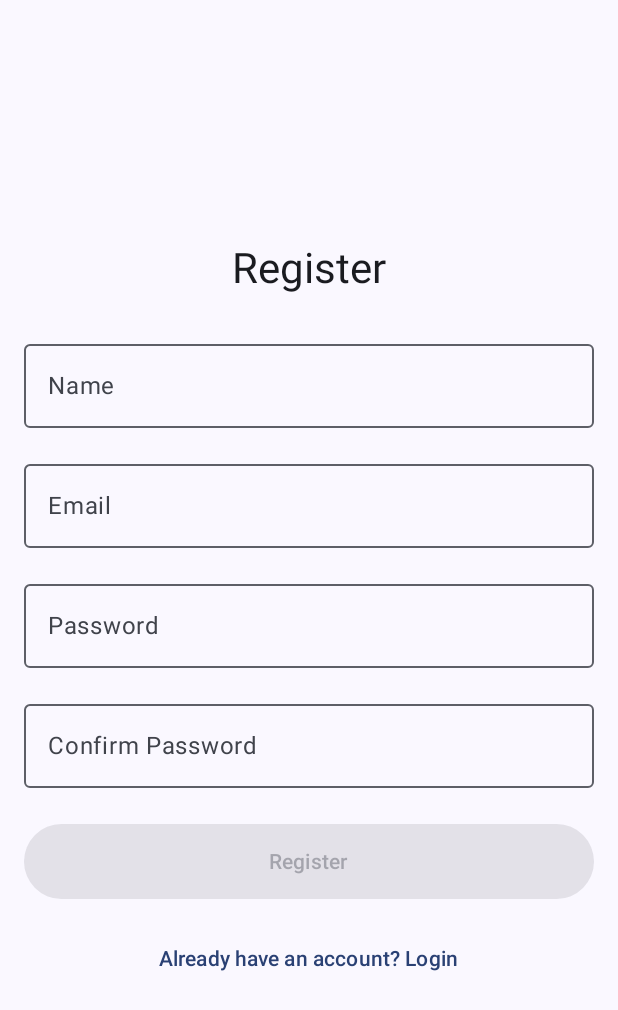
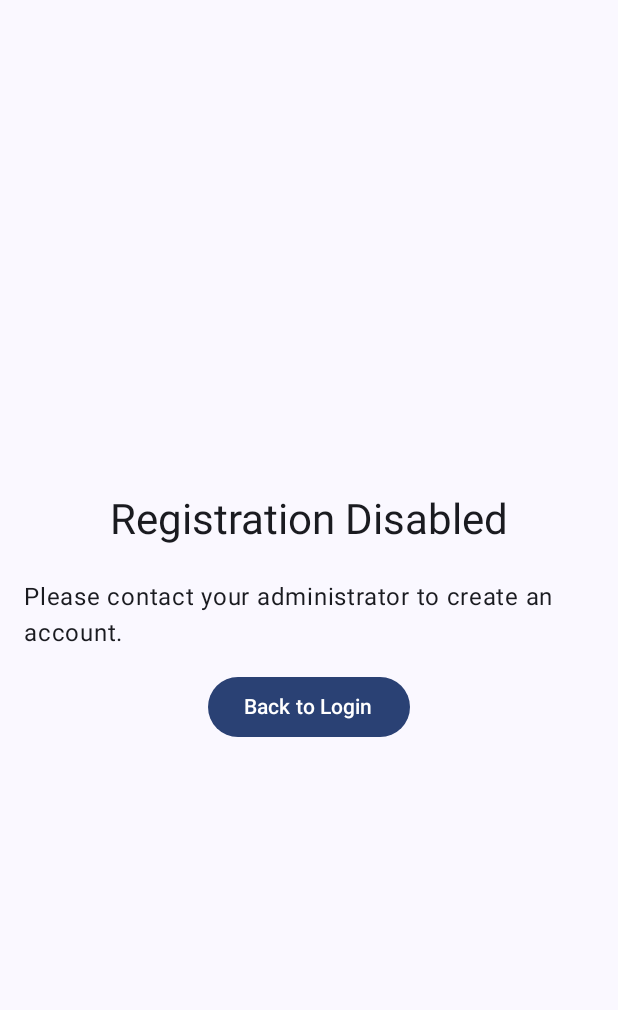
Before and after one commit to murtaza-sadri-19/HealthSurveyAppAndroid, an Android app built with Jetpack Compose: the RegisterScreen screen opened through its navigation route, on a phone screen of 412 x 824 dp. Shown: the top 1010 px of the screen. Run offline under Robolectric (Android 15) with nearby library versions, the phone set to English and light mode, and no system bars; our stand-ins replace Firebase (no records; nobody signed in at launch, a user with empty details on screens opened directly); libraries missing offline, so code that uses them is left out: com.android.identity, com.google.auth.oauth2; 1 statement that could not run was skipped.

Commit message:
SurveyViewModel.kt Update

```diff
--- a/app/build.gradle.kts
+++ b/app/build.gradle.kts
@@ -85,6 +85,7 @@ dependencies {
     implementation(libs.kotlinx.coroutines.android)
     implementation(libs.identity.jvm)
     implementation("androidx.compose.material3:material3:1.2.1")
+    implementation ("androidx.compose.runtime:runtime-livedata:1.6.0")
 
 
     // Debug implementations for development
--- a/app/src/main/java/com/example/healthsurveyappandroid/ui/screens/auth/LoginScreen.kt
+++ b/app/src/main/java/com/example/healthsurveyappandroid/ui/screens/auth/LoginScreen.kt
@@ -67,7 +67,6 @@ fun LoginScreen(
                 style = MaterialTheme.typography.headlineMedium,
                 modifier = Modifier.padding(bottom = 24.dp)
             )
-
             OutlinedTextField(
                 value = email,
                 onValueChange = { email = it },
@@ -81,7 +80,6 @@ fun LoginScreen(
                     .padding(bottom = 16.dp),
                 singleLine = true
             )
-
             OutlinedTextField(
                 value = password,
                 onValueChange = { password = it },
@@ -96,7 +94,6 @@ fun LoginScreen(
                     .padding(bottom = 24.dp),
                 singleLine = true
             )
-
             Button(
                 onClick = {
                     isLoading = true
@@ -121,15 +118,6 @@ fun LoginScreen(
                     Text("Login")
                 }
             }
-
-            Spacer(modifier = Modifier.height(16.dp))
-
-            TextButton(
-                onClick = onNavigateToRegister,
-                modifier = Modifier.fillMaxWidth()
-            ) {
-                Text("Don't have an account? Register")
-            }
         }
     }
 }
--- a/app/src/main/java/com/example/healthsurveyappandroid/ui/screens/auth/RegisterScreen.kt
+++ b/app/src/main/java/com/example/healthsurveyappandroid/ui/screens/auth/RegisterScreen.kt
@@ -11,7 +11,6 @@ import androidx.compose.ui.text.input.KeyboardType
 import androidx.compose.ui.text.input.PasswordVisualTransformation
 import androidx.compose.ui.unit.dp
 import com.example.healthsurveyappandroid.viewmodel.AuthViewModel
-// Removed unused import: androidx.lifecycle.compose.collectAsStateWithLifecycle
 
 @Composable
 fun RegisterScreen(
@@ -19,24 +18,7 @@ fun RegisterScreen(
     onNavigateToLogin: () -> Unit,
     onNavigateToHome: () -> Unit
 ) {
-    var name by remember { mutableStateOf("") }
-    var email by remember { mutableStateOf("") }
-    var password by remember { mutableStateOf("") }
-    var confirmPassword by remember { mutableStateOf("") }
-    var isLoading by remember { mutableStateOf(false) }
-    var isSuccess by remember { mutableStateOf(false) }
-    var isError by remember { mutableStateOf(false) }
-    var errorMessage by remember { mutableStateOf("") }
-
-    // Removed unused loginState variable
-
-    // Check if registration was successful
-    LaunchedEffect(isSuccess) {
-        if (isSuccess) {
-            onNavigateToHome()
-        }
-    }
-
+    // Optionally, you can show a message that registration is disabled.
     Column(
         modifier = Modifier
             .fillMaxSize()
@@ -45,121 +27,17 @@ fun RegisterScreen(
         verticalArrangement = Arrangement.Center
     ) {
         Text(
-            text = "Register",
+            text = "Registration Disabled",
             style = MaterialTheme.typography.headlineMedium,
             modifier = Modifier.padding(bottom = 24.dp)
         )
-
-        OutlinedTextField(
-            value = name,
-            onValueChange = { name = it },
-            label = { Text("Name") },
-            keyboardOptions = KeyboardOptions(
-                keyboardType = KeyboardType.Text,
-                imeAction = ImeAction.Next
-            ),
-            modifier = Modifier
-                .fillMaxWidth()
-                .padding(bottom = 16.dp)
+        Text(
+            text = "Please contact your administrator to create an account.",
+            style = MaterialTheme.typography.bodyLarge
         )
-
-        OutlinedTextField(
-            value = email,
-            onValueChange = { email = it },
-            label = { Text("Email") },
-            keyboardOptions = KeyboardOptions(
-                keyboardType = KeyboardType.Email,
-                imeAction = ImeAction.Next
-            ),
-            modifier = Modifier
-                .fillMaxWidth()
-                .padding(bottom = 16.dp)
-        )
-
-        OutlinedTextField(
-            value = password,
-            onValueChange = { password = it },
-            label = { Text("Password") },
-            visualTransformation = PasswordVisualTransformation(),
-            keyboardOptions = KeyboardOptions(
-                keyboardType = KeyboardType.Password,
-                imeAction = ImeAction.Next
-            ),
-            modifier = Modifier
-                .fillMaxWidth()
-                .padding(bottom = 16.dp)
-        )
-
-        OutlinedTextField(
-            value = confirmPassword,
-            onValueChange = { confirmPassword = it },
-            label = { Text("Confirm Password") },
-            visualTransformation = PasswordVisualTransformation(),
-            keyboardOptions = KeyboardOptions(
-                keyboardType = KeyboardType.Password,
-                imeAction = ImeAction.Done
-            ),
-            modifier = Modifier
-                .fillMaxWidth()
-                .padding(bottom = 24.dp)
-        )
-
-        Button(
-            onClick = {
-                if (password == confirmPassword) {
-                    isLoading = true
-                    isError = false
-                    errorMessage = ""
-                    viewModel.registerUser(email, password, name) { success, error ->
-                        isLoading = false
-                        if (success) {
-                            isSuccess = true
-                        } else {
-                            isError = true
-                            errorMessage = error ?: "Registration failed"
-                        }
-                    }
-                }
-            },
-            modifier = Modifier
-                .fillMaxWidth()
-                .height(50.dp),
-            enabled = !isLoading && password == confirmPassword &&
-                    name.isNotBlank() && email.isNotBlank() && password.isNotBlank()
-        ) {
-            if (isLoading) {
-                CircularProgressIndicator(
-                    modifier = Modifier.size(24.dp),
-                    color = MaterialTheme.colorScheme.onPrimary
-                )
-            } else {
-                Text("Register")
-            }
-        }
-
         Spacer(modifier = Modifier.height(16.dp))
-
-        TextButton(
-            onClick = onNavigateToLogin,
-            modifier = Modifier.fillMaxWidth()
-        ) {
-            Text("Already have an account? Login")
-        }
-
-        if (isError) {
-            Text(
-                text = errorMessage,
-                color = MaterialTheme.colorScheme.error,
-                modifier = Modifier.padding(top = 16.dp)
-            )
-        }
-
-        if (password != confirmPassword && confirmPassword.isNotBlank()) {
-            Text(
-                text = "Passwords do not match",
-                color = MaterialTheme.colorScheme.error,
-                modifier = Modifier.padding(top = 16.dp)
-            )
+        Button(onClick = onNavigateToLogin) {
+            Text("Back to Login")
         }
     }
 }
```
Also changed, not shown: app/src/main/java/com/example/healthsurveyappandroid/data/Survey.kt (+0 -25 lines), app/src/main/java/com/example/healthsurveyappandroid/ui/components/SurveyCard.kt (+5 -3 lines), app/src/main/java/com/example/healthsurveyappandroid/ui/screens/admin/AdminDashboardScreen.kt (added, +21 -0 lines), app/src/main/java/com/example/healthsurveyappandroid/ui/screens/admin/AdminHomeScreen.kt (+0 -9 lines), app/src/main/java/com/example/healthsurveyappandroid/ui/screens/admin/CreateUserScreen.kt (added, +54 -0 lines), app/src/main/java/com/example/healthsurveyappandroid/ui/screens/admin/ManageUserScreen.kt (added, +108 -0 lines), app/src/main/java/com/example/healthsurveyappandroid/ui/screens/admin/SurveyAnalyticsScreen.kt (added, +55 -0 lines), app/src/main/java/com/example/healthsurveyappandroid/ui/screens/navigation/Navigation.kt (+27 -10 lines), app/src/main/java/com/example/healthsurveyappandroid/viewmodel/AdminViewModel.kt (added, +59 -0 lines), app/src/main/java/com/example/healthsurveyappandroid/viewmodel/AuthViewModel.kt (+3 -26 lines).
